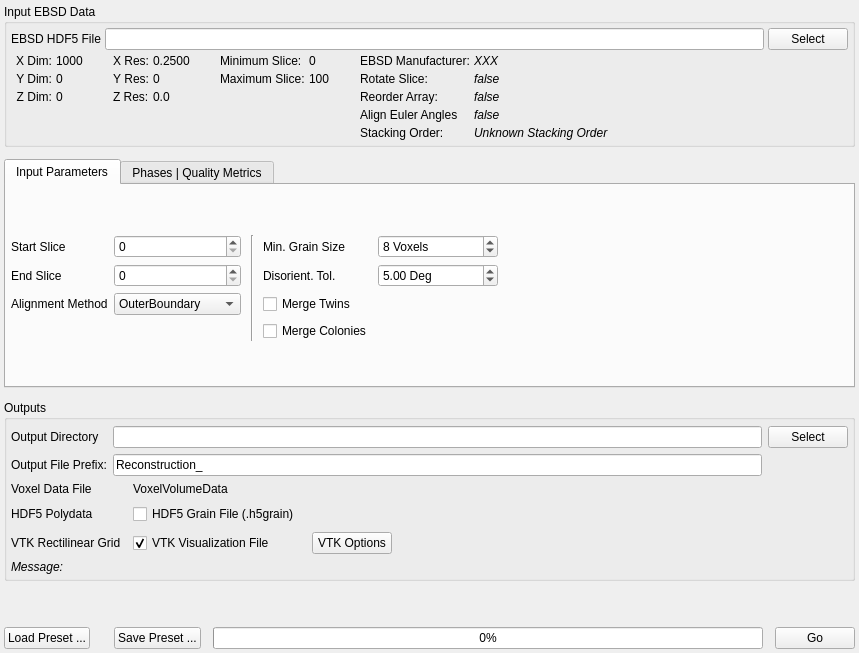
The window that Source/Plugins/Reconstruction/UI/ReconstructionWidget.ui (BlueQuartzSoftware/DREAM3D) describes before a commit, drawn with Qt 5.
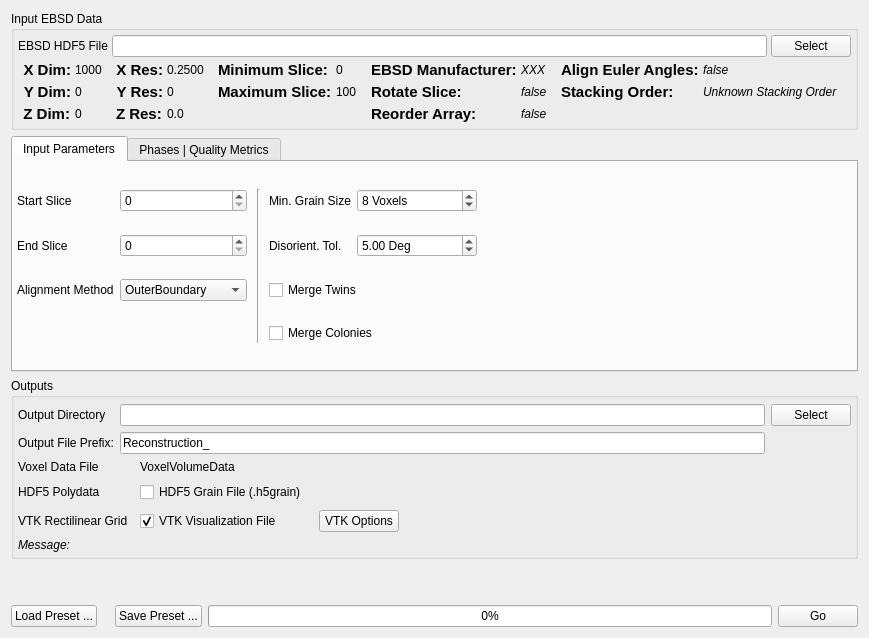
The same window after the commit. Icons and pictures are not drawn. Custom widgets are drawn as their Qt base class.

Commit message: Adding long explanation of the reference frame transform. Removing widgets from the grain generator that are not being used currently

What changed in the file:
```diff
--- a/Source/Plugins/Reconstruction/UI/ReconstructionWidget.ui
+++ b/Source/Plugins/Reconstruction/UI/ReconstructionWidget.ui
@@ -6,8 +6,8 @@
    <rect>
     <x>0</x>
     <y>0</y>
-    <width>859</width>
-    <height>653</height>
+    <width>827</width>
+    <height>638</height>
    </rect>
   </property>
   <property name="sizePolicy">
@@ -19,14 +19,8 @@
   <property name="windowTitle">
    <string>Form</string>
   </property>
-  <layout class="QVBoxLayout" name="verticalLayout_2">
-   <property name="spacing">
-    <number>12</number>
-   </property>
-   <property name="margin">
-    <number>4</number>
-   </property>
-   <item>
+  <layout class="QGridLayout" name="gridLayout_7">
+   <item row="0" column="0">
     <widget class="QGroupBox" name="groupBox_3">
      <property name="title">
       <string>Input EBSD Data</string>
@@ -38,7 +32,7 @@
       <property name="spacing">
        <number>4</number>
       </property>
-      <item row="0" column="0" colspan="8">
+      <item row="0" column="0" colspan="7">
        <layout class="QGridLayout" name="gridLayout_2">
         <item row="1" column="1">
          <widget class="QLabel" name="label">
@@ -59,7 +53,7 @@
         </item>
        </layout>
       </item>
-      <item row="1" column="4">
+      <item row="1" column="2">
        <layout class="QFormLayout" name="formLayout">
         <property name="fieldGrowthPolicy">
          <enum>QFormLayout::FieldsStayAtSizeHint</enum>
@@ -72,6 +66,13 @@
         </property>
         <item row="0" column="0">
          <widget class="QLabel" name="label_7">
+          <property name="font">
+           <font>
+            <pointsize>11</pointsize>
+            <weight>75</weight>
+            <bold>true</bold>
+           </font>
+          </property>
           <property name="text">
            <string>Minimum Slice:</string>
           </property>
@@ -86,6 +87,13 @@
         </item>
         <item row="1" column="0">
          <widget class="QLabel" name="label_54">
+          <property name="font">
+           <font>
+            <pointsize>11</pointsize>
+            <weight>75</weight>
+            <bold>true</bold>
+           </font>
+          </property>
           <property name="text">
            <string>Maximum Slice:</string>
           </property>
@@ -110,6 +118,13 @@
         </property>
         <item row="0" column="0">
          <widget class="QLabel" name="label_13">
+          <property name="font">
+           <font>
+            <pointsize>11</pointsize>
+            <weight>75</weight>
+            <bold>true</bold>
+           </font>
+          </property>
           <property name="text">
            <string>X Dim:</string>
           </property>
@@ -127,6 +142,13 @@
         </item>
         <item row="1" column="0">
          <widget class="QLabel" name="label_14">
+          <property name="font">
+           <font>
+            <pointsize>11</pointsize>
+            <weight>75</weight>
+            <bold>true</bold>
+           </font>
+          </property>
           <property name="text">
            <string>Y Dim:</string>
           </property>
@@ -144,6 +166,13 @@
         </item>
         <item row="2" column="0">
          <widget class="QLabel" name="label_15">
+          <property name="font">
+           <font>
+            <pointsize>11</pointsize>
+            <weight>75</weight>
+            <bold>true</bold>
+           </font>
+          </property>
           <property name="text">
            <string>Z Dim:</string>
           </property>
@@ -161,7 +190,7 @@
         </item>
        </layout>
       </item>
-      <item row="1" column="2">
+      <item row="1" column="1">
        <layout class="QFormLayout" name="formLayout_4">
         <property name="leftMargin">
          <number>5</number>
@@ -171,6 +200,13 @@
         </property>
         <item row="0" column="0">
          <widget class="QLabel" name="label_16">
+          <property name="font">
+           <font>
+            <pointsize>11</pointsize>
+            <weight>75</weight>
+            <bold>true</bold>
+           </font>
+          </property>
           <property name="text">
            <string>X Res:</string>
           </property>
@@ -188,6 +224,13 @@
         </item>
         <item row="1" column="0">
          <widget class="QLabel" name="label_17">
+          <property name="font">
+           <font>
+            <pointsize>11</pointsize>
+            <weight>75</weight>
+            <bold>true</bold>
+           </font>
+          </property>
           <property name="text">
            <string>Y Res:</string>
           </property>
@@ -205,6 +248,13 @@
         </item>
         <item row="2" column="0">
          <widget class="QLabel" name="m_ZMax_2">
+          <property name="font">
+           <font>
+            <pointsize>11</pointsize>
+            <weight>75</weight>
+            <bold>true</bold>
+           </font>
+          </property>
           <property name="text">
            <string>Z Res:</string>
           </property>
@@ -219,52 +269,20 @@
         </item>
        </layout>
       </item>
-      <item row="1" column="7">
-       <spacer name="horizontalSpacer_2">
-        <property name="orientation">
-         <enum>Qt::Horizontal</enum>
-        </property>
-        <property name="sizeHint" stdset="0">
-         <size>
-          <width>40</width>
-          <height>20</height>
-         </size>
-        </property>
-       </spacer>
-      </item>
-      <item row="1" column="1">
-       <spacer name="horizontalSpacer_3">
-        <property name="orientation">
-         <enum>Qt::Horizontal</enum>
-        </property>
-        <property name="sizeType">
-         <enum>QSizePolicy::Fixed</enum>
-        </property>
-        <property name="sizeHint" stdset="0">
-         <size>
-          <width>12</width>
-          <height>20</height>
-         </size>
-        </property>
-       </spacer>
-      </item>
-      <item row="1" column="3">
-       <spacer name="horizontalSpacer_4">
-        <property name="orientation">
-         <enum>Qt::Horizontal</enum>
-        </property>
-        <property name="sizeType">
-         <enum>QSizePolicy::Fixed</enum>
-        </property>
-        <property name="sizeHint" stdset="0">
-         <size>
-          <width>12</width>
-          <height>20</height>
-         </size>
-        </property>
-       </spacer>
-      </item>
       <item row="1" column="6">
+       <spacer name="horizontalSpacer_2">
+        <property name="orientation">
+         <enum>Qt::Horizontal</enum>
+        </property>
+        <property name="sizeHint" stdset="0">
+         <size>
+          <width>40</width>
+          <height>20</height>
+         </size>
+        </property>
+       </spacer>
+      </item>
+      <item row="1" column="3">
        <layout class="QFormLayout" name="formLayout_5">
         <property name="fieldGrowthPolicy">
          <enum>QFormLayout::FieldsStayAtSizeHint</enum>
@@ -277,6 +295,13 @@
         </property>
         <item row="0" column="0">
          <widget class="QLabel" name="label_23">
+          <property name="font">
+           <font>
+            <pointsize>11</pointsize>
+            <weight>75</weight>
+            <bold>true</bold>
+           </font>
+          </property>
           <property name="text">
            <string>EBSD Manufacturer:</string>
           </property>
@@ -296,18 +321,18 @@
         </item>
         <item row="1" column="0">
          <widget class="QLabel" name="label_3">
+          <property name="font">
+           <font>
+            <pointsize>11</pointsize>
+            <weight>75</weight>
+            <bold>true</bold>
+           </font>
+          </property>
           <property name="text">
            <string>Rotate Slice:</string>
           </property>
          </widget>
         </item>
-        <item row="4" column="0">
-         <widget class="QLabel" name="label_24">
-          <property name="text">
-           <string>Stacking Order:</string>
-          </property>
-         </widget>
-        </item>
         <item row="1" column="1">
          <widget class="QLabel" name="m_RotateSliceLabel">
           <property name="font">
@@ -320,20 +345,15 @@
           </property>
          </widget>
         </item>
-        <item row="4" column="1">
-         <widget class="QLabel" name="m_StackingOrder">
-          <property name="font">
-           <font>
-            <italic>true</italic>
-           </font>
-          </property>
-          <property name="text">
-           <string>Unknown Stacking Order</string>
-          </property>
-         </widget>
-        </item>
         <item row="2" column="0">
          <widget class="QLabel" name="label_20">
+          <property name="font">
+           <font>
+            <pointsize>11</pointsize>
+            <weight>75</weight>
+            <bold>true</bold>
+           </font>
+          </property>
           <property name="text">
            <string>Reorder Array:</string>
           </property>
@@ -351,14 +371,45 @@
           </property>
          </widget>
         </item>
-        <item row="3" column="0">
+       </layout>
+      </item>
+      <item row="1" column="4">
+       <layout class="QFormLayout" name="formLayout_2">
+        <property name="leftMargin">
+         <number>5</number>
+        </property>
+        <property name="rightMargin">
+         <number>5</number>
+        </property>
+        <item row="1" column="0">
+         <widget class="QLabel" name="label_24">
+          <property name="font">
+           <font>
+            <pointsize>11</pointsize>
+            <weight>75</weight>
+            <bold>true</bold>
+           </font>
+          </property>
+          <property name="text">
+           <string>Stacking Order:</string>
+          </property>
+         </widget>
+        </item>
+        <item row="0" column="0">
          <widget class="QLabel" name="label_22">
+          <property name="font">
+           <font>
+            <pointsize>11</pointsize>
+            <weight>75</weight>
+            <bold>true</bold>
+           </font>
+          </property>
           <property name="text">
-           <string>Align Euler Angles</string>
+           <string>Align Euler Angles:</string>
           </property>
          </widget>
         </item>
-        <item row="3" column="1">
+        <item row="0" column="1">
          <widget class="QLabel" name="m_AlignEulersLabel">
           <property name="font">
            <font>
@@ -370,28 +421,24 @@
           </property>
          </widget>
         </item>
-       </layout>
-      </item>
-      <item row="1" column="5">
-       <spacer name="horizontalSpacer_5">
-        <property name="orientation">
-         <enum>Qt::Horizontal</enum>
-        </property>
-        <property name="sizeType">
-         <enum>QSizePolicy::Fixed</enum>
-        </property>
-        <property name="sizeHint" stdset="0">
-         <size>
-          <width>12</width>
-          <height>20</height>
-         </size>
-        </property>
-       </spacer>
-      </item>
-     </layout>
+        <item row="1" column="1">
+         <widget class="QLabel" name="m_StackingOrder">
+          <property name="font">
+           <font>
+            <italic>true</italic>
+           </font>
+          </property>
+          <property name="text">
+           <string>Unknown Stacking Order</string>
+          </property>
+         </widget>
+        </item>
+       </layout>
+      </item>
+     </layout>
     </widget>
    </item>
-   <item>
+   <item row="1" column="0">
     <widget class="QTabWidget" name="tabWidget">
      <property name="sizePolicy">
       <sizepolicy hsizetype="Expanding" vsizetype="Maximum">
@@ -421,27 +468,25 @@
       <attribute name="title">
        <string>Input Parameters</string>
       </attribute>
-      <layout class="QVBoxLayout" name="verticalLayout_4">
-       <property name="spacing">
-        <number>3</number>
-       </property>
-       <property name="leftMargin">
-        <number>5</number>
-       </property>
-       <property name="rightMargin">
-        <number>5</number>
-       </property>
-       <property name="bottomMargin">
-        <number>3</number>
-       </property>
-       <item>
         <layout class="QGridLayout" name="gridLayout_6" rowstretch="1,1,1,1">
-         <property name="rightMargin">
-          <number>10</number>
-         </property>
-         <property name="spacing">
+       <property name="leftMargin">
+        <number>4</number>
+       </property>
+       <property name="topMargin">
           <number>6</number>
          </property>
+       <property name="rightMargin">
+        <number>4</number>
+       </property>
+       <property name="bottomMargin">
+        <number>4</number>
+       </property>
+       <property name="horizontalSpacing">
+        <number>-1</number>
+       </property>
+       <property name="verticalSpacing">
+        <number>1</number>
+       </property>
          <item row="0" column="0">
           <widget class="QLabel" name="label_5">
            <property name="text">
@@ -449,67 +494,27 @@
            </property>
           </widget>
          </item>
-         <item row="0" column="1">
-          <widget class="QSpinBox" name="m_ZStartIndex">
+       <item row="0" column="3" rowspan="4">
+        <widget class="Line" name="line_2">
            <property name="minimumSize">
             <size>
-             <width>75</width>
+           <width>10</width>
              <height>0</height>
             </size>
            </property>
-          </widget>
-         </item>
-         <item row="1" column="0">
-          <widget class="QLabel" name="label_6">
-           <property name="text">
-            <string>End Slice</string>
+         <property name="orientation">
+          <enum>Qt::Vertical</enum>
            </property>
           </widget>
          </item>
-         <item row="1" column="1">
-          <widget class="QSpinBox" name="m_ZEndIndex">
-           <property name="minimumSize">
-            <size>
-             <width>75</width>
-             <height>0</height>
-            </size>
-           </property>
-          </widget>
-         </item>
-         <item row="2" column="0">
-          <widget class="QLabel" name="label_34">
-           <property name="text">
-            <string>Alignment Method</string>
-           </property>
-          </widget>
-         </item>
-         <item row="2" column="1">
-          <widget class="QComboBox" name="m_AlignMeth">
-           <item>
-            <property name="text">
-             <string>OuterBoundary</string>
-            </property>
-           </item>
-           <item>
-            <property name="text">
-             <string>Misorientation</string>
-            </property>
-           </item>
-           <item>
-            <property name="text">
-             <string>MutualInformation</string>
-            </property>
-           </item>
-          </widget>
-         </item>
-         <item row="0" column="3">
+       <item row="0" column="4">
           <widget class="QLabel" name="label_8">
            <property name="text">
             <string>Min. Grain Size</string>
            </property>
           </widget>
          </item>
-         <item row="0" column="4">
+       <item row="0" column="5">
           <widget class="QSpinBox" name="m_MinAllowedGrainSize">
            <property name="suffix">
             <string> Voxels</string>
@@ -525,14 +530,34 @@
            </property>
           </widget>
          </item>
-         <item row="1" column="3">
+       <item row="0" column="6" rowspan="4">
+        <spacer name="horizontalSpacer">
+         <property name="orientation">
+          <enum>Qt::Horizontal</enum>
+         </property>
+         <property name="sizeHint" stdset="0">
+          <size>
+           <width>40</width>
+           <height>20</height>
+          </size>
+         </property>
+        </spacer>
+       </item>
+       <item row="1" column="0">
+        <widget class="QLabel" name="label_6">
+         <property name="text">
+          <string>End Slice</string>
+         </property>
+        </widget>
+       </item>
+       <item row="1" column="4">
           <widget class="QLabel" name="label_10">
            <property name="text">
             <string>Disorient. Tol.</string>
            </property>
           </widget>
          </item>
-         <item row="1" column="4">
+       <item row="1" column="5">
           <widget class="QDoubleSpinBox" name="m_MisOrientationTolerance">
            <property name="minimumSize">
             <size>
@@ -557,47 +582,65 @@
            </property>
           </widget>
          </item>
-         <item row="2" column="3">
+       <item row="2" column="0">
+        <widget class="QLabel" name="label_34">
+         <property name="text">
+          <string>Alignment Method</string>
+         </property>
+        </widget>
+       </item>
+       <item row="2" column="4" colspan="2">
           <widget class="QCheckBox" name="m_MergeTwins">
            <property name="text">
             <string>Merge Twins</string>
            </property>
           </widget>
          </item>
-         <item row="3" column="3">
+       <item row="3" column="4" colspan="2">
           <widget class="QCheckBox" name="m_MergeColonies">
            <property name="text">
             <string>Merge Colonies</string>
            </property>
           </widget>
          </item>
-         <item row="0" column="5" rowspan="4">
-          <spacer name="horizontalSpacer">
-           <property name="orientation">
-            <enum>Qt::Horizontal</enum>
-           </property>
-           <property name="sizeHint" stdset="0">
+       <item row="2" column="1">
+        <widget class="QComboBox" name="m_AlignMeth">
+         <item>
+          <property name="text">
+           <string>OuterBoundary</string>
+          </property>
+         </item>
+         <item>
+          <property name="text">
+           <string>Misorientation</string>
+          </property>
+         </item>
+         <item>
+          <property name="text">
+           <string>MutualInformation</string>
+          </property>
+         </item>
+        </widget>
+       </item>
+       <item row="1" column="1">
+        <widget class="QSpinBox" name="m_ZEndIndex">
+         <property name="minimumSize">
             <size>
-             <width>40</width>
-             <height>20</height>
-            </size>
-           </property>
-          </spacer>
-         </item>
-         <item row="0" column="2" rowspan="4">
-          <widget class="Line" name="line_2">
+           <width>75</width>
+           <height>0</height>
+          </size>
+         </property>
+        </widget>
+       </item>
+       <item row="0" column="1">
+        <widget class="QSpinBox" name="m_ZStartIndex">
            <property name="minimumSize">
             <size>
-             <width>10</width>
+           <width>75</width>
              <height>0</height>
             </size>
            </property>
-           <property name="orientation">
-            <enum>Qt::Vertical</enum>
-           </property>
-          </widget>
-         </item>
-        </layout>
+        </widget>
        </item>
       </layout>
      </widget>
@@ -790,7 +833,7 @@
      </widget>
     </widget>
    </item>
-   <item>
+   <item row="2" column="0">
     <widget class="QGroupBox" name="groupBox">
      <property name="title">
       <string>Outputs</string>
@@ -945,7 +988,7 @@
      </layout>
     </widget>
    </item>
-   <item>
+   <item row="3" column="0">
     <spacer name="verticalSpacer_2">
      <property name="orientation">
       <enum>Qt::Vertical</enum>
@@ -958,7 +1001,7 @@
      </property>
     </spacer>
    </item>
-   <item>
+   <item row="4" column="0">
     <layout class="QHBoxLayout" name="horizontalLayout_16">
      <item>
       <widget class="QPushButton" name="m_LoadSettingsBtn">
```
Lines whose indentation alone changed are shown as unchanged. The commit also changes 6 other files.
